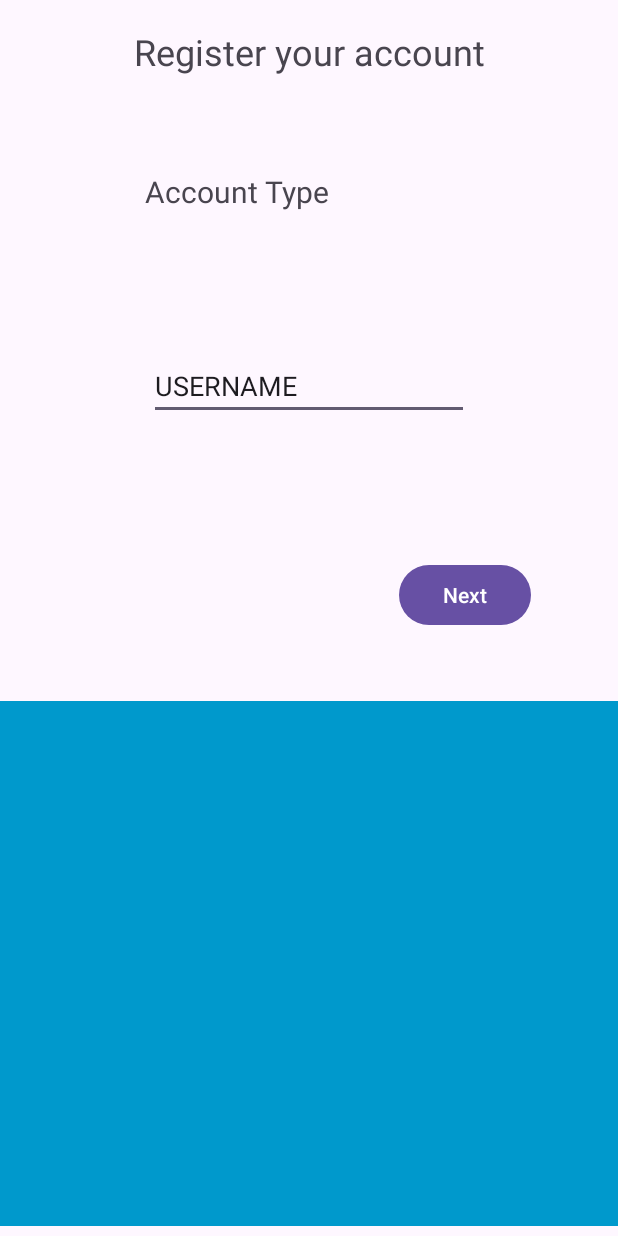
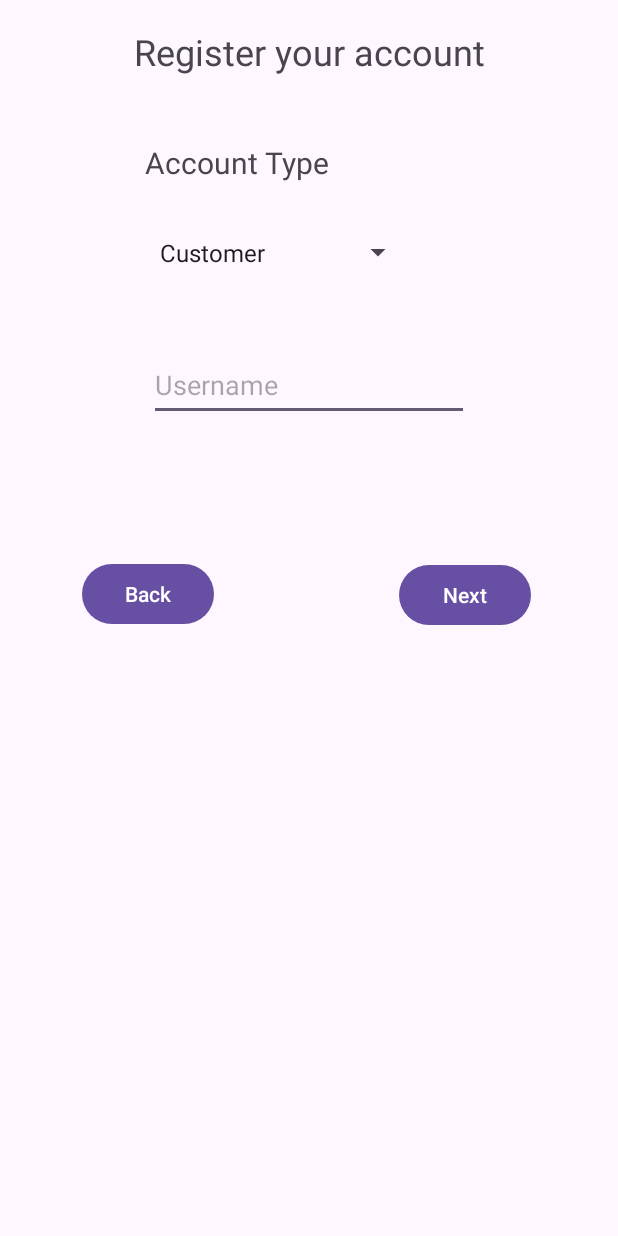
Before and after one commit to richjameslozano/FinalsProject, an Android app: the screen it shows after launch (register), after a tap on "SIGN UP", on a phone screen of 412 x 824 dp. Run offline under Robolectric (Android 15) with nearby library versions, the phone set to English and light mode, and no system bars; our stand-ins replace Firebase (no records; nobody signed in at launch, a user with empty details on screens opened directly).

Commit message:
minor additions in register (No concrete conditions yet) 12:11_02/25/24

```diff
--- a/app/src/main/java/com/example/finalsproject/Login.java
+++ b/app/src/main/java/com/example/finalsproject/Login.java
@@ -40,7 +40,8 @@ public class Login extends AppCompatActivity {
         signup.setOnClickListener(new View.OnClickListener() {
             @Override
             public void onClick(View v) {
-                startActivity(new Intent(getApplicationContext(),register.class));
+                Intent i = new Intent(Login.this, register.class);
+                startActivity(i);
             }
         });
 
--- a/app/src/main/java/com/example/finalsproject/MainActivity.java
+++ b/app/src/main/java/com/example/finalsproject/MainActivity.java
@@ -3,17 +3,18 @@ package com.example.finalsproject;
 import androidx.appcompat.app.AppCompatActivity;
 
 import android.content.Intent;
+import android.net.Uri;
 import android.os.Bundle;
 import android.view.View;
 import android.widget.Button;
 
 import com.example.finalsproject.registration_activities.register;
+import com.example.finalsproject.registration_activities.register1;
 
 public class MainActivity extends AppCompatActivity {
     @Override
     protected void onCreate(Bundle savedInstanceState) {
         super.onCreate(savedInstanceState);
         setContentView(R.layout.activity_main);
-
     }
 }
--- a/app/src/main/java/com/example/finalsproject/registration_activities/register.java
+++ b/app/src/main/java/com/example/finalsproject/registration_activities/register.java
@@ -1,65 +1,107 @@
 package com.example.finalsproject.registration_activities;
 
-import androidx.annotation.NonNull;
 import androidx.appcompat.app.AppCompatActivity;
+import androidx.constraintlayout.widget.ConstraintLayout;
 import androidx.fragment.app.FragmentManager;
 import androidx.fragment.app.FragmentTransaction;
 
 import android.annotation.SuppressLint;
 import android.content.Intent;
 import android.os.Bundle;
-import android.text.TextUtils;
 import android.view.View;
+import android.widget.AdapterView;
+import android.widget.ArrayAdapter;
 import android.widget.Button;
 import android.widget.EditText;
+import android.widget.Spinner;
 import android.widget.Toast;
 
-import com.example.finalsproject.MainActivity;
+import com.example.finalsproject.Login;
 import com.example.finalsproject.R;
-import com.google.android.gms.tasks.OnCompleteListener;
-import com.google.android.gms.tasks.Task;
-import com.google.firebase.auth.AuthResult;
 import com.google.firebase.auth.FirebaseAuth;
 
 public class register extends AppCompatActivity {
+    //VARIABLE DECLARATIONS//
     FirebaseAuth fAuth;
-    EditText email_regis,pass_regis;
-    EditText first_name,last_name,address,contact_num;
-    Button nextbtn;
+    Button next_btn, back_btn;
+    Spinner spinner;
+    EditText user_regis;
+    ConstraintLayout fragment_layout;
+    String account_type;
+
     @SuppressLint("MissingInflatedId")
     @Override
     protected void onCreate(Bundle savedInstanceState) {
         super.onCreate(savedInstanceState);
         setContentView(R.layout.activity_register);
+        //VIEW DECLARATIONS//
+        fAuth = FirebaseAuth.getInstance(); //firebase instance
+        next_btn = findViewById(R.id.next_btn);
+        back_btn = findViewById(R.id.back_btn);
+        spinner = findViewById(R.id.acctype_spinner);
+        user_regis = findViewById(R.id.user_regis);
+        fragment_layout = findViewById(R.id.fragment_layout);
 
-        //regis1 data
-        first_name = findViewById(R.id.first_name);
-        last_name = findViewById(R.id.last_name);
-        address = findViewById(R.id.address);
-        contact_num = findViewById(R.id.contact_num);
+        //NOT WORKING?
+//        if (fAuth.getCurrentUser() != null){
+//            startActivity(new Intent(register.this, MainActivity.class));
+//            finish();
+//        }
 
-        //regis2 data
-        nextbtn = findViewById(R.id.next_btn2);
-        email_regis = findViewById(R.id.email_regis);
-        pass_regis = findViewById(R.id.pass_regis);
-
-        //firebase instance
-        fAuth = FirebaseAuth.getInstance();
-
-
-        if (fAuth.getCurrentUser() != null){
-            startActivity(new Intent(register.this, MainActivity.class));
-            finish();
-        }
-
-        nextbtn.setOnClickListener(new View.OnClickListener() {
+        //Spinner//
+        ArrayAdapter<CharSequence> adapter = ArrayAdapter.createFromResource(this, R.array.register_acctype, android.R.layout.simple_spinner_item);
+        adapter.setDropDownViewResource(android.R.layout.simple_spinner_dropdown_item);
+        spinner.setAdapter(adapter);
+        //LISTENERS//
+            spinner.setOnItemSelectedListener(new AdapterView.OnItemSelectedListener() {
+                @Override
+                public void onItemSelected(AdapterView<?> parent, View view, int position, long id) {
+                    String selectedItem = parent.getItemAtPosition(position).toString();
+                    // Do something with the selected item
+                    switch (selectedItem) {
+                        case "Customer":
+                        case "Subcontractor":
+                            account_type = selectedItem;
+                            Toast.makeText(getApplicationContext(), "Selected: " + selectedItem, Toast.LENGTH_SHORT).show();
+                            break;
+                        default:
+                            // Handle other cases if needed
+                            break;
+                    }
+                }
+                @Override
+                public void onNothingSelected(AdapterView<?> parent) {
+                }
+            });
+        next_btn.setOnClickListener(new View.OnClickListener() {
             @Override
             public void onClick(View v) {
-                replaceFragment(new register1());
+                String user = user_regis.getText().toString().trim();
+                if(user.isEmpty()){
+                    Toast.makeText(register.this, "Please enter an account username.", Toast.LENGTH_SHORT).show();
+                } else if (user.length()<5) {
+                    Toast.makeText(register.this, "Username should be more than at least 5 characters.", Toast.LENGTH_SHORT).show();
+                }
+                //CHECK IF USERNAME IN DATABASE IS TAKEN//
+                else if(user.equals("taken")){
+                    Toast.makeText(register.this, "Username is already taken.", Toast.LENGTH_SHORT).show();
+                }
+                //CONTINUE//
+                else if(!user.equals("taken")){
+                    register_values.account_type = account_type;
+                    fragment_layout.setVisibility(View.VISIBLE);
+                    replaceFragment(new register1());
+                }
             }
         });
-
-
+        back_btn.setOnClickListener(new View.OnClickListener() {
+            @Override
+            public void onClick(View v) {
+                //CONTINUE
+                Intent i = new Intent(getApplicationContext(), Login.class);
+                startActivity(i); //BACK TO DEFAULT ACTIVITY
+            }
+        });
     }
     private void replaceFragment(register1 register1) {
         FragmentManager fragmentManager = getSupportFragmentManager();
--- /dev/null
+++ b/app/src/main/java/com/example/finalsproject/registration_activities/register_values.java
@@ -0,0 +1,5 @@
+package com.example.finalsproject.registration_activities;
+
+public class register_values {
+    public static String account_type, first_name, last_name, address, contact, email, password;
+}
--- a/app/src/main/res/layout/activity_main.xml
+++ b/app/src/main/res/layout/activity_main.xml
@@ -9,7 +9,7 @@
     <TextView
         android:layout_width="wrap_content"
         android:layout_height="wrap_content"
-        android:text="Hello World!"
+        android:text="dashboard"
         app:layout_constraintBottom_toBottomOf="parent"
         app:layout_constraintEnd_toEndOf="parent"
         app:layout_constraintStart_toStartOf="parent"
--- a/app/src/main/res/layout/activity_register.xml
+++ b/app/src/main/res/layout/activity_register.xml
@@ -33,10 +33,10 @@
         app:layout_constraintHorizontal_bias="0.335"
         app:layout_constraintStart_toStartOf="parent"
         app:layout_constraintTop_toTopOf="parent"
-        app:layout_constraintVertical_bias="0.143" />
+        app:layout_constraintVertical_bias="0.119" />
 
     <Button
-        android:id="@+id/next_btn2"
+        android:id="@+id/next_btn"
         android:layout_width="wrap_content"
         android:layout_height="wrap_content"
         android:text="Next"
@@ -47,30 +47,55 @@
         app:layout_constraintTop_toTopOf="parent"
         app:layout_constraintVertical_bias="0.48000002" />
 
+    <EditText
+        android:id="@+id/user_regis"
+        android:layout_width="wrap_content"
+        android:layout_height="wrap_content"
+        android:ems="10"
+        android:hint="Username"
+        android:inputType="text"
+        android:minHeight="48dp"
+        app:layout_constraintBottom_toBottomOf="parent"
+        app:layout_constraintEnd_toEndOf="parent"
+        app:layout_constraintStart_toStartOf="parent"
+        app:layout_constraintTop_toTopOf="parent"
+        app:layout_constraintVertical_bias="0.3" />
+
+    <Spinner
+        android:id="@+id/acctype_spinner"
+        android:layout_width="177dp"
+        android:layout_height="55dp"
+        app:layout_constraintBottom_toBottomOf="parent"
+        app:layout_constraintEnd_toEndOf="parent"
+        app:layout_constraintHorizontal_bias="0.421"
+        app:layout_constraintStart_toStartOf="parent"
+        app:layout_constraintTop_toTopOf="parent"
+        app:layout_constraintVertical_bias="0.183" />
+
+    <Button
+        android:id="@+id/back_btn"
+        android:layout_width="wrap_content"
+        android:layout_height="wrap_content"
+        android:text="Back"
+        app:layout_constraintBottom_toBottomOf="parent"
+        app:layout_constraintEnd_toEndOf="parent"
+        app:layout_constraintHorizontal_bias="0.168"
+        app:layout_constraintStart_toStartOf="parent"
+        app:layout_constraintTop_toTopOf="parent"
+        app:layout_constraintVertical_bias="0.479" />
+
     <androidx.constraintlayout.widget.ConstraintLayout
         android:id="@+id/fragment_layout"
         android:layout_width="match_parent"
         android:layout_height="350dp"
         android:background="@android:color/holo_blue_dark"
+        android:visibility="invisible"
         app:layout_constraintBottom_toBottomOf="parent"
         app:layout_constraintEnd_toEndOf="parent"
         app:layout_constraintHorizontal_bias="0.0"
         app:layout_constraintStart_toStartOf="parent"
         app:layout_constraintTop_toTopOf="parent"
-        app:layout_constraintVertical_bias="0.986" />
-
-    <EditText
-        android:id="@+id/user_regis"
-        android:layout_width="wrap_content"
-        android:layout_height="wrap_content"
-        android:ems="10"
-        android:inputType="text"
-        android:text="USERNAME"
-        app:layout_constraintBottom_toBottomOf="parent"
-        app:layout_constraintEnd_toEndOf="parent"
-        app:layout_constraintStart_toStartOf="parent"
-        app:layout_constraintTop_toTopOf="parent"
-        app:layout_constraintVertical_bias="0.301" />
+        app:layout_constraintVertical_bias="0.262" />
 
 
 </androidx.constraintlayout.widget.ConstraintLayout>
--- a/app/src/main/res/values/strings.xml
+++ b/app/src/main/res/values/strings.xml
@@ -1,4 +1,8 @@
 <resources>
-    <string name="app_name">FinalsProject</string>
+    <string name="app_name">EGC-GHE Delivery Service App</string>
     <string name="hello_blank_fragment">Hello blank fragment</string>
+    <string-array name="register_acctype">
+        <item>Customer</item>//1
+        <item>Subcontractor</item>//2
+    </string-array>
 </resources>
```
Also changed, not shown: app/src/main/java/com/example/finalsproject/registration_activities/register1.java (+47 -17 lines), app/src/main/java/com/example/finalsproject/registration_activities/register2.java (+35 -18 lines), app/src/main/res/layout/fragment_register1.xml (+18 -6 lines), app/src/main/res/layout/fragment_register2.xml (+26 -13 lines).
